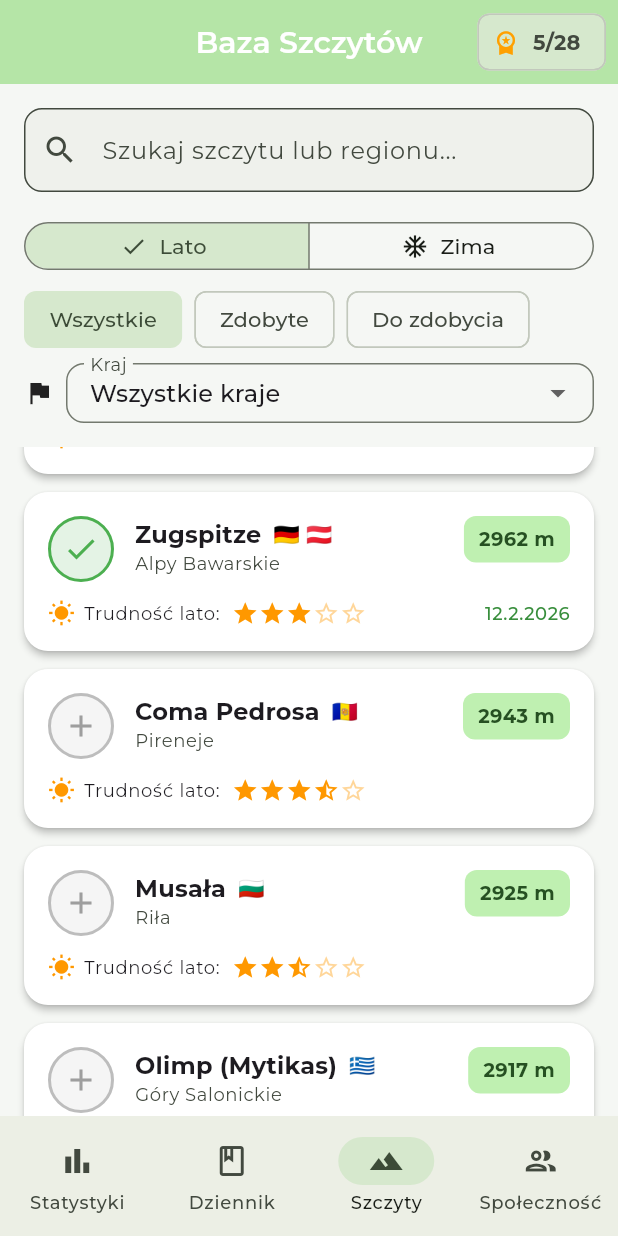
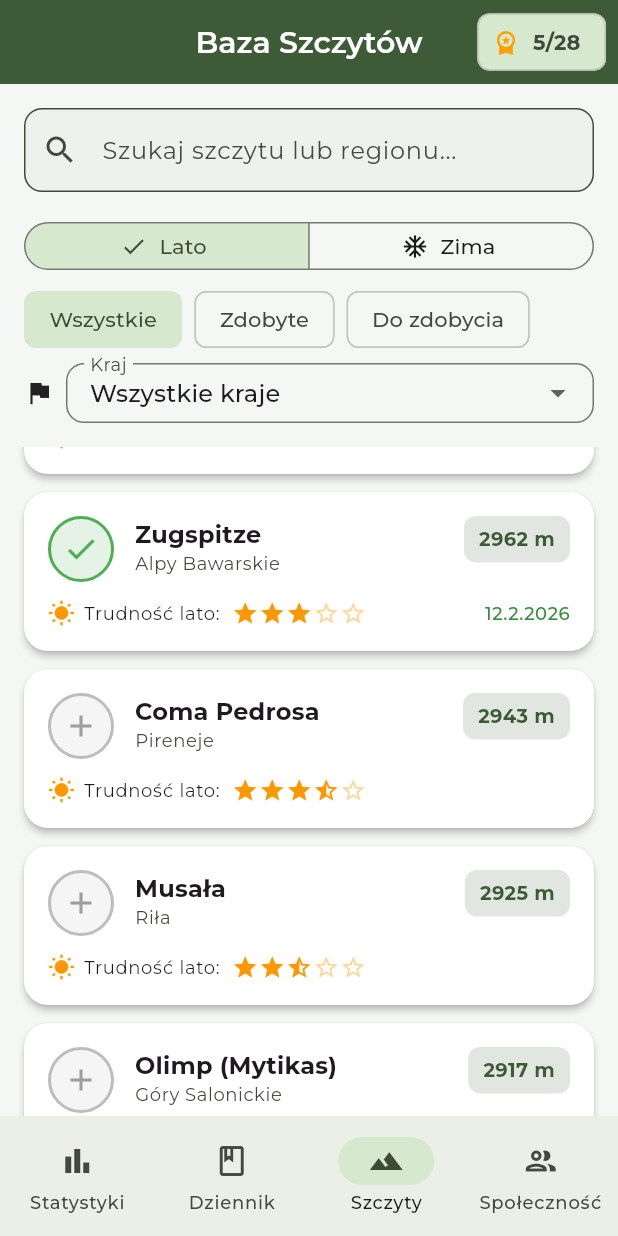
Before and after one commit to siemaxinh0/mountaindex, a Flutter app: the screen it shows after launch, item 3 of the bottom bar chosen, scrolled down 576 dp, after a tap on the "add" icon, on a phone screen of 412 x 824 dp. Run offline on Flutter 3.47's test engine with Material 3 defaults, Android fonts, the phone set to English and light mode, and no system bars; our stand-ins replace google_fonts; accounts and stored records are empty.

Commit message:
feat: misc UI updates

```diff
--- a/lib/main.dart
+++ b/lib/main.dart
@@ -10,7 +10,6 @@ const Color kBackgroundLight = Color(0xFFF5F7F4);
 const Color kSurfaceLight = Color(0xFFEEF2EC);
 
 // ===== APP LOGO WIDGET =====
-/// Placeholder for app logo - replace Image.asset path with actual logo
 class AppLogo extends StatelessWidget {
   final double size;
   final bool withBackground;
@@ -23,10 +22,7 @@ class AppLogo extends StatelessWidget {
 
   @override
   Widget build(BuildContext context) {
-    // TODO: Replace with actual logo asset
-    // return Image.asset('assets/images/logo.png', width: size, height: size);
-
-    final logoWidget = Container(
+    return Container(
       width: size,
       height: size,
       decoration: BoxDecoration(
@@ -34,13 +30,36 @@ class AppLogo extends StatelessWidget {
         borderRadius: BorderRadius.circular(size * 0.2),
       ),
       child: Icon(
-        Icons.landscape,
+        Icons.terrain,
         size: size * 0.7,
         color: withBackground ? Colors.white : kPrimaryGreen,
       ),
     );
-
-    return logoWidget;
+  }
+}
+
+// ===== LOADING INDICATOR WITH LOGO =====
+class _LoadingIndicator extends StatelessWidget {
+  const _LoadingIndicator();
+
+  @override
+  Widget build(BuildContext context) {
+    return Center(
+      child: Column(
+        mainAxisSize: MainAxisSize.min,
+        children: [
+          const AppLogo(size: 64),
+          const SizedBox(height: 16),
+          SizedBox(
+            width: 120,
+            child: LinearProgressIndicator(
+              backgroundColor: kPrimaryGreen.withOpacity(0.2),
+              valueColor: const AlwaysStoppedAnimation<Color>(kPrimaryGreen),
+            ),
+          ),
+        ],
+      ),
+    );
   }
 }
 
@@ -219,7 +238,7 @@ class _StatsScreenState extends State<StatsScreen> {
         centerTitle: true,
       ),
       body: _loading
-          ? const Center(child: CircularProgressIndicator())
+          ? const _LoadingIndicator()
           : RefreshIndicator(
               onRefresh: _loadStats,
               child: ListView(
@@ -315,23 +334,12 @@ class _WelcomeBanner extends StatelessWidget {
               ),
               const SizedBox(width: 16),
               Expanded(
-                child: Column(
-                  crossAxisAlignment: CrossAxisAlignment.start,
-                  children: [
-                    Text(
+                child: Text(
                   'Witaj, ${user.name.split(' ').first}!',
                   style: theme.textTheme.headlineSmall?.copyWith(
                     color: Colors.white,
                     fontWeight: FontWeight.bold,
                   ),
-                    ),
-                    Text(
-                      user.rank,
-                      style: theme.textTheme.bodyMedium?.copyWith(
-                        color: Colors.white.withOpacity(0.85),
-                      ),
-                    ),
-                  ],
                 ),
               ),
               Icon(
@@ -486,7 +494,7 @@ class _AchievementCard extends StatelessWidget {
                     decoration: BoxDecoration(
                       color: achievement.unlocked
                           ? Colors.green.withOpacity(0.15)
-                          : theme.colorScheme.primaryContainer,
+                          : kPrimaryGreen.withOpacity(0.15),
                       borderRadius: BorderRadius.circular(20),
                     ),
                     child: Text(
@@ -563,10 +571,10 @@ class _AchievementDetailScreenState extends State<AchievementDetailScreen> {
     return Scaffold(
       appBar: AppBar(
         title: Text(achievement.name),
-        backgroundColor: theme.colorScheme.primaryContainer,
+        backgroundColor: kPrimaryGreen,
       ),
       body: _loading
-          ? const Center(child: CircularProgressIndicator())
+          ? const _LoadingIndicator()
           : CustomScrollView(
               slivers: [
                 // Nagłówek z postępem
@@ -578,8 +586,8 @@ class _AchievementDetailScreenState extends State<AchievementDetailScreen> {
                         begin: Alignment.topCenter,
                         end: Alignment.bottomCenter,
                         colors: [
-                          theme.colorScheme.primaryContainer,
-                          theme.colorScheme.surface,
+                          kPrimaryGreen.withOpacity(0.3),
+                          kBackgroundLight,
                         ],
                       ),
                     ),
@@ -865,29 +873,6 @@ class _UserProfileScreenState extends State<UserProfileScreen> {
                             fontWeight: FontWeight.bold,
                           ),
                         ),
-                        const SizedBox(height: 4),
-                        // Ranga
-                        Container(
-                          padding: const EdgeInsets.symmetric(horizontal: 12, vertical: 4),
-                          decoration: BoxDecoration(
-                            color: Colors.white.withOpacity(0.2),
-                            borderRadius: BorderRadius.circular(20),
-                          ),
-                          child: Row(
-                            mainAxisSize: MainAxisSize.min,
-                            children: [
-                              const Icon(Icons.military_tech, color: Colors.amber, size: 18),
-                              const SizedBox(width: 4),
-                              Text(
-                                user.rank,
-                                style: const TextStyle(
-                                  color: Colors.white,
-                                  fontWeight: FontWeight.w500,
-                                ),
-                              ),
-                            ],
-                          ),
-                        ),
                       ],
                     ),
                   ),
@@ -923,7 +908,7 @@ class _UserProfileScreenState extends State<UserProfileScreen> {
                   Text('Znajomi', style: theme.textTheme.titleLarge),
                   const SizedBox(height: 12),
                   if (_loading)
-                    const Center(child: CircularProgressIndicator())
+                    const _LoadingIndicator()
                   else
                     _FriendsSection(
                       friends: _friends,
@@ -1264,7 +1249,7 @@ class _JournalScreenState extends State<JournalScreen> {
     return Scaffold(
       appBar: AppBar(
         title: const Text('Dziennik Wypraw'),
-        backgroundColor: theme.colorScheme.primaryContainer,
+        backgroundColor: kPrimaryGreen,
       ),
       floatingActionButton: FloatingActionButton.extended(
         onPressed: () {
@@ -1276,7 +1261,7 @@ class _JournalScreenState extends State<JournalScreen> {
         label: const Text('Nowa wyprawa'),
       ),
       body: _loading
-          ? const Center(child: CircularProgressIndicator())
+          ? const _LoadingIndicator()
           : _expeditions.isEmpty
               ? const Center(child: Text('Brak wypraw'))
               : ListView.builder(
@@ -1315,15 +1300,15 @@ class _ExpeditionCard extends StatelessWidget {
                 width: 70,
                 height: 70,
                 decoration: BoxDecoration(
-                  color: theme.colorScheme.primaryContainer,
+                  color: kPrimaryGreen.withOpacity(0.15),
                   borderRadius: BorderRadius.circular(12),
                 ),
                 child: Column(
                   mainAxisAlignment: MainAxisAlignment.center,
                   children: [
-                    Icon(Icons.terrain, color: theme.colorScheme.primary),
+                    Icon(Icons.terrain, color: kPrimaryGreen),
                     Text('${expedition.peakAltitude}m',
-                      style: TextStyle(fontSize: 12, color: theme.colorScheme.primary),
+                      style: TextStyle(fontSize: 12, color: kPrimaryGreen),
                     ),
                   ],
                 ),
@@ -1520,7 +1505,7 @@ class _PeaksScreenState extends State<PeaksScreen> {
     return Scaffold(
       appBar: AppBar(
         title: const Text('Baza Szczytów'),
-        backgroundColor: theme.colorScheme.primaryContainer,
+        backgroundColor: kPrimaryGreen,
         actions: [
           Padding(
             padding: const EdgeInsets.only(right: 8),
@@ -1536,7 +1521,7 @@ class _PeaksScreenState extends State<PeaksScreen> {
         ],
       ),
       body: _loading
-          ? const Center(child: CircularProgressIndicator())
+          ? const _LoadingIndicator()
           : Column(
               children: [
                 // ===== WYSZUKIWARKA =====
@@ -1776,24 +1761,11 @@ class _PeakCard extends StatelessWidget {
                     child: Column(
                       crossAxisAlignment: CrossAxisAlignment.start,
                       children: [
-                        Row(
-                          children: [
-                            Flexible(
-                              child: Text(
+                        Text(
                           peak.name,
                           style: theme.textTheme.titleMedium?.copyWith(
                             fontWeight: FontWeight.bold,
                           ),
-                              ),
-                            ),
-                            if (peak.flags.isNotEmpty) ...[
-                              const SizedBox(width: 8),
-                              Text(
-                                peak.flags,
-                                style: const TextStyle(fontSize: 14),
-                              ),
-                            ],
-                          ],
                         ),
                         Text(
                           peak.region,
@@ -1809,14 +1781,14 @@ class _PeakCard extends StatelessWidget {
                   Container(
                     padding: const EdgeInsets.symmetric(horizontal: 10, vertical: 6),
                     decoration: BoxDecoration(
-                      color: theme.colorScheme.primaryContainer,
+                      color: kPrimaryGreen.withOpacity(0.15),
                       borderRadius: BorderRadius.circular(8),
                     ),
                     child: Text(
                       '${peak.height} m',
                       style: TextStyle(
                         fontWeight: FontWeight.bold,
-                        color: theme.colorScheme.onPrimaryContainer,
+                        color: kPrimaryGreen,
                         fontSize: 13,
                       ),
                     ),
@@ -1933,7 +1905,7 @@ class _PeakCard extends StatelessWidget {
                   Container(
                     padding: const EdgeInsets.symmetric(horizontal: 16, vertical: 10),
                     decoration: BoxDecoration(
-                      color: theme.colorScheme.primaryContainer,
+                      color: kPrimaryGreen.withOpacity(0.15),
                       borderRadius: BorderRadius.circular(12),
                     ),
                     child: Column(
@@ -1943,14 +1915,14 @@ class _PeakCard extends StatelessWidget {
                           style: TextStyle(
                             fontWeight: FontWeight.bold,
                             fontSize: 22,
-                            color: theme.colorScheme.onPrimaryContainer,
+                            color: kPrimaryGreen,
                           ),
                         ),
                         Text(
                           'm n.p.m.',
                           style: TextStyle(
                             fontSize: 12,
-                            color: theme.colorScheme.onPrimaryContainer.withOpacity(0.8),
+                            color: kPrimaryGreen.withOpacity(0.8),
                           ),
                         ),
                       ],
@@ -2275,7 +2247,7 @@ class _CommunityScreenState extends State<CommunityScreen> with SingleTickerProv
     return Scaffold(
       appBar: AppBar(
         title: const Text('Społeczność'),
-        backgroundColor: theme.colorScheme.primaryContainer,
+        backgroundColor: kPrimaryGreen,
         bottom: TabBar(
           controller: _tabController,
           tabs: const [
@@ -2285,7 +2257,7 @@ class _CommunityScreenState extends State<CommunityScreen> with SingleTickerProv
         ),
       ),
       body: _loading
-          ? const Center(child: CircularProgressIndicator())
+          ? const _LoadingIndicator()
           : TabBarView(
               controller: _tabController,
               children: [
@@ -2317,7 +2289,7 @@ class _CommunityScreenState extends State<CommunityScreen> with SingleTickerProv
                 child: Text(friend.initials),
               ),
               title: Text(friend.name),
-              subtitle: Text('${friend.stats.totalPeaks} szczytów • ${friend.rank}'),
+              subtitle: Text('${friend.stats.totalPeaks} szczytów'),
               trailing: Icon(
                 Icons.chevron_right,
                 color: Theme.of(context).colorScheme.onSurface.withOpacity(0.5),
```
Also changed, not shown: assets/images/logo.png (added), 2 other files. Lines whose indentation alone changed are shown as unchanged.
